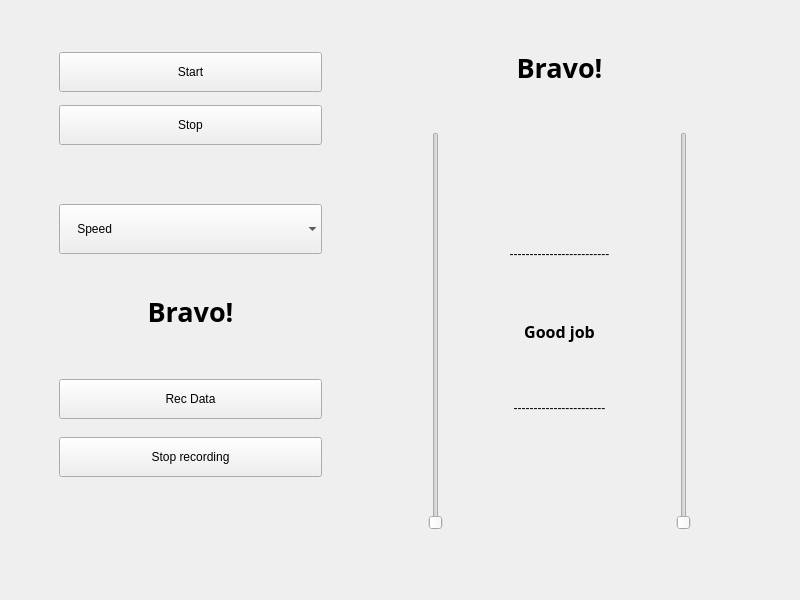
First picture: the form in ExerciseWindow.ui, repository Dajana9/MPU6050-Rpi2-Qt, before the edit.
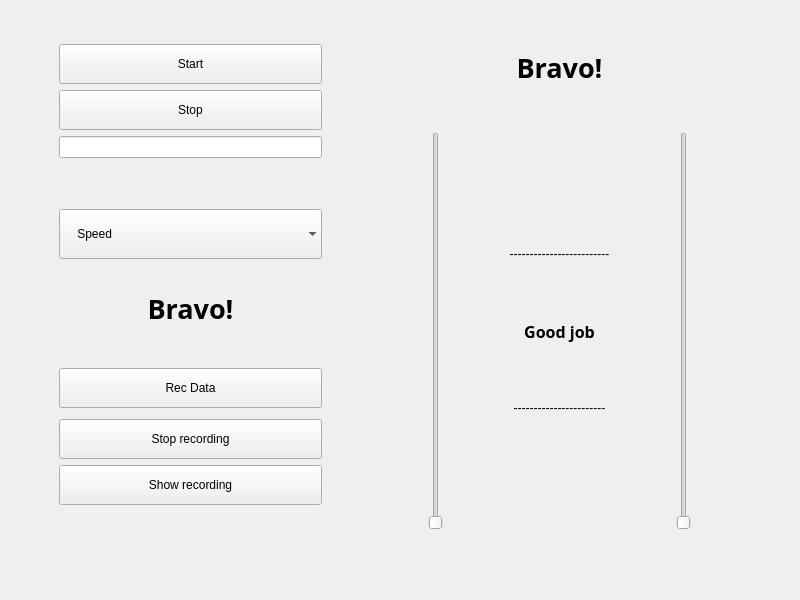
Second picture: the form after the edit.

Commit message: Show data from file in real time and directly done

```diff
--- a/ExerciseWindow.ui
+++ b/ExerciseWindow.ui
@@ -247,6 +247,19 @@
         </property>
        </widget>
       </item>
+      <item>
+       <widget class="QLineEdit" name="counter">
+        <property name="sizePolicy">
+         <sizepolicy hsizetype="Minimum" vsizetype="Fixed">
+          <horstretch>0</horstretch>
+          <verstretch>0</verstretch>
+         </sizepolicy>
+        </property>
+        <property name="alignment">
+         <set>Qt::AlignCenter</set>
+        </property>
+       </widget>
+      </item>
       <item>
        <spacer name="verticalSpacer_2">
         <property name="orientation">
@@ -420,6 +433,19 @@
         </property>
        </widget>
       </item>
+      <item>
+       <widget class="QPushButton" name="showRec">
+        <property name="minimumSize">
+         <size>
+          <width>0</width>
+          <height>40</height>
+         </size>
+        </property>
+        <property name="text">
+         <string>Show recording</string>
+        </property>
+       </widget>
+      </item>
       <item>
        <spacer name="verticalSpacer_4">
         <property name="orientation">
@@ -431,7 +457,7 @@
         <property name="sizeHint" stdset="0">
          <size>
           <width>20</width>
-          <height>100</height>
+          <height>80</height>
          </size>
         </property>
        </spacer>
```
Left out of the diff: 8 changed lines with no effect on the pictures. The commit also changes 23 other files.
